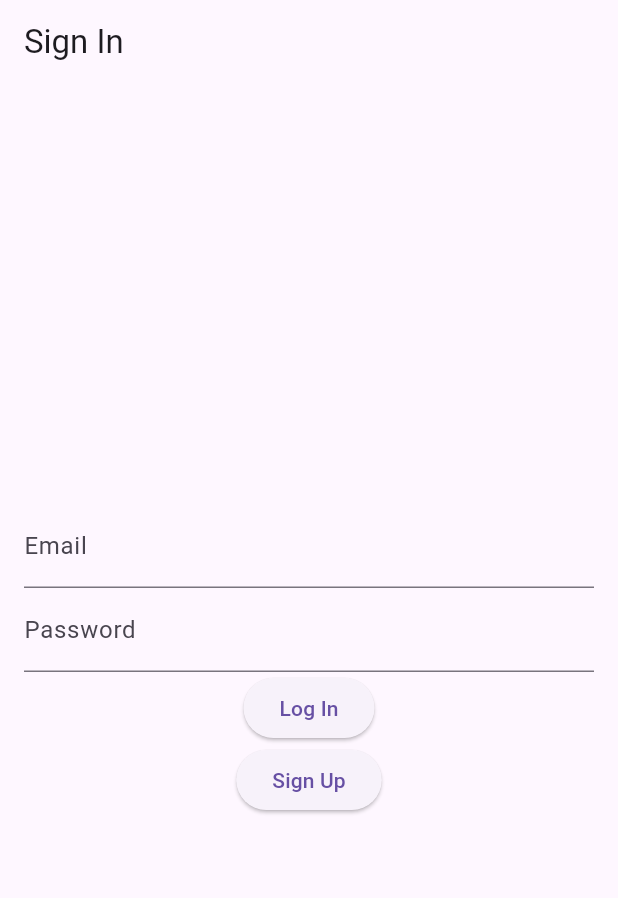
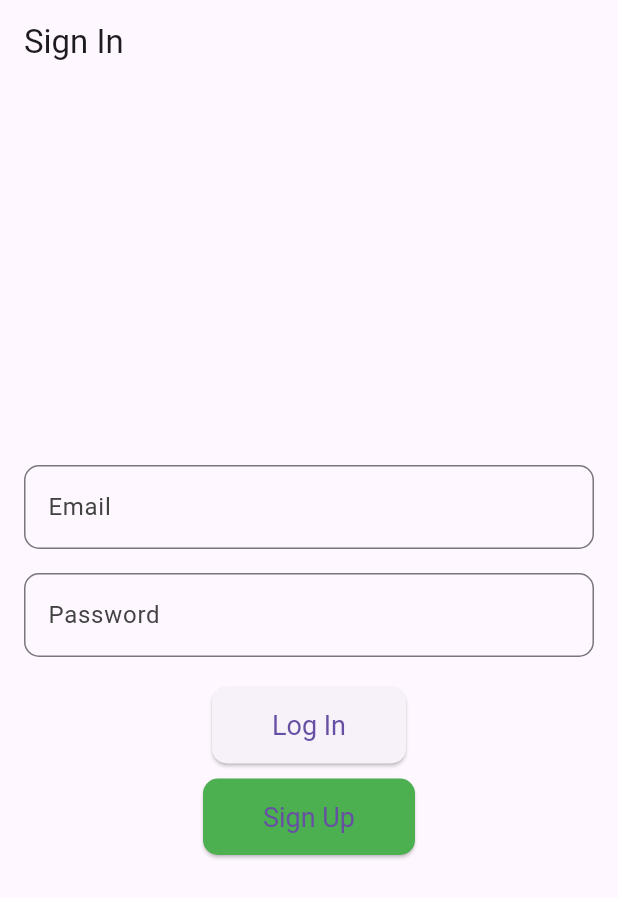
Before and after one commit to mfortelnyy/truckproFlutter, a Flutter app: the screen it shows after launch, on a phone screen of 412 x 824 dp. Shown: the top 898 px of the screen. Run offline on Flutter 3.47's test engine with Material 3 defaults, Android fonts, the phone set to English and light mode, and no system bars; our stand-ins replace jwt_decoder.

Commit message:
Add styling

```diff
--- a/truckpro/lib/views/user_signin_page.dart
+++ b/truckpro/lib/views/user_signin_page.dart
@@ -5,7 +5,6 @@ import 'package:truckpro/views/driver_signup_page.dart';
 
 import '../utils/admin_api_service.dart';
 import 'admin_home_page.dart';
-
 
 class SignInPage extends StatefulWidget {
   const SignInPage({super.key});
@@ -46,33 +45,30 @@ class SignInPageState extends State<SignInPage> {
     print('${email} + "    " + ${password}');
     String? token = await _loginService.loginUser(email, password);
     print("token: ${token}");
-    if (token != null && token.length>50) {
+    if (token != null && token.length > 50) {
       //decode JWT token to get the role
       Map<String, dynamic> decodedToken = JwtDecoder.decode(token);
       //get the role from the token
       String role = decodedToken['http://schemas.microsoft.com/ws/2008/06/identity/claims/role'];
       print('role: ${role}');
 
-      //if (!mounted) return;
-
-
       //navigate to the appropriate homepage based on the role
       if (role == 'manager') {
         Navigator.of(context).pushReplacement(
-          MaterialPageRoute(builder: (context) => AdminHomePage(adminService: AdminApiService(), token: token,)),
+          MaterialPageRoute(builder: (context) => AdminHomePage(adminService: AdminApiService(), token: token)),
         );
       } else if (role == 'driver') {
         Navigator.of(context).pushReplacement(
-          MaterialPageRoute(builder: (context) => AdminHomePage(adminService: AdminApiService(), token: token,)),
+          MaterialPageRoute(builder: (context) => AdminHomePage(adminService: AdminApiService(), token: token)),
         );
       } else if (role == 'admin') {
         Navigator.of(context).pushReplacement(
-          MaterialPageRoute(builder: (context) => AdminHomePage(adminService: AdminApiService(), token: token,)),
+          MaterialPageRoute(builder: (context) => AdminHomePage(adminService: AdminApiService(), token: token)),
         );
       } else {
         //default
         Navigator.of(context).pushReplacement(
-          MaterialPageRoute(builder: (context) => AdminHomePage(adminService: AdminApiService(), token: token,)),
+          MaterialPageRoute(builder: (context) => AdminHomePage(adminService: AdminApiService(), token: token)),
         );
       }
     } else {
@@ -88,31 +84,71 @@ class SignInPageState extends State<SignInPage> {
       ),
       body: Padding(
         padding: const EdgeInsets.all(16.0),
+        child: Center(
+          child: SingleChildScrollView(
             child: Column(
               mainAxisAlignment: MainAxisAlignment.center,
               children: <Widget>[
+                // Email input field
                 TextField(
                   controller: _emailController,
-              decoration: const InputDecoration(labelText: 'Email'),
+                  decoration: InputDecoration(
+                    labelText: 'Email',
+                    labelStyle: TextStyle(color: Colors.grey[800]),
+                    border: OutlineInputBorder(
+                      borderRadius: BorderRadius.circular(10),
                     ),
+                  ),
+                ),
+                const SizedBox(height: 16),
+
+                // password input field
                 TextField(
                   controller: _passwordController,
                   obscureText: true,
-              decoration: const InputDecoration(labelText: 'Password'),
+                  decoration: InputDecoration(
+                    labelText: 'Password',
+                    labelStyle: TextStyle(color: Colors.grey[800]),
+                    border: OutlineInputBorder(
+                      borderRadius: BorderRadius.circular(10),
                     ),
+                  ),
+                ),
+                const SizedBox(height: 20),
+
+                // Log In button
                 ElevatedButton(
                   onPressed: () => _handleSignIn(context),
+                  style: ElevatedButton.styleFrom(
+                    padding: const EdgeInsets.symmetric(horizontal: 40, vertical: 15),
+                    shape: RoundedRectangleBorder(
+                      borderRadius: BorderRadius.circular(10),
+                    ),
+                    textStyle: const TextStyle(fontSize: 18),
+                  ),
                   child: const Text('Log In'),
                 ),
 
+                const SizedBox(height: 10),
+
+                // sign up button
                 ElevatedButton(
-              onPressed: () => Navigator.of(context).pushReplacement(
+                  onPressed: () => Navigator.of(context).push(
                     MaterialPageRoute(builder: (context) => DriverSignupPage()),
                   ),
+                  style: ElevatedButton.styleFrom(
+                    padding: const EdgeInsets.symmetric(horizontal: 40, vertical: 15),
+                    shape: RoundedRectangleBorder(
+                      borderRadius: BorderRadius.circular(10),
+                    ),
+                    backgroundColor: Colors.green,
+                    textStyle: const TextStyle(fontSize: 18),
+                  ),
                   child: const Text('Sign Up'),
-              style: ButtonStyle(),
                 ),
               ],
+            ),
+          ),
         ),
       ),
     );
```
Lines whose indentation alone changed are shown as unchanged.
